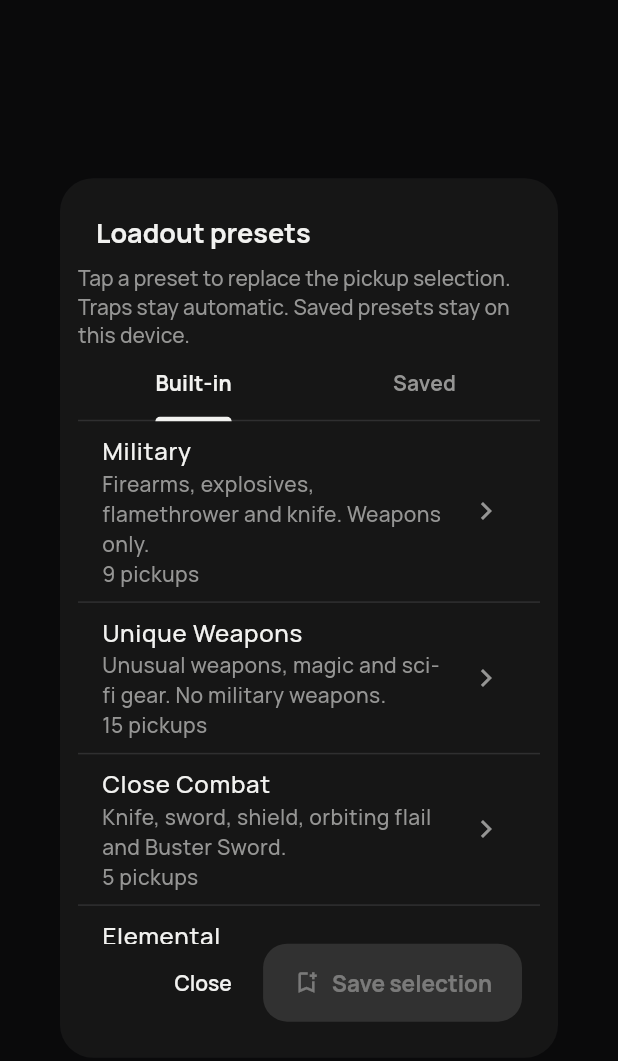
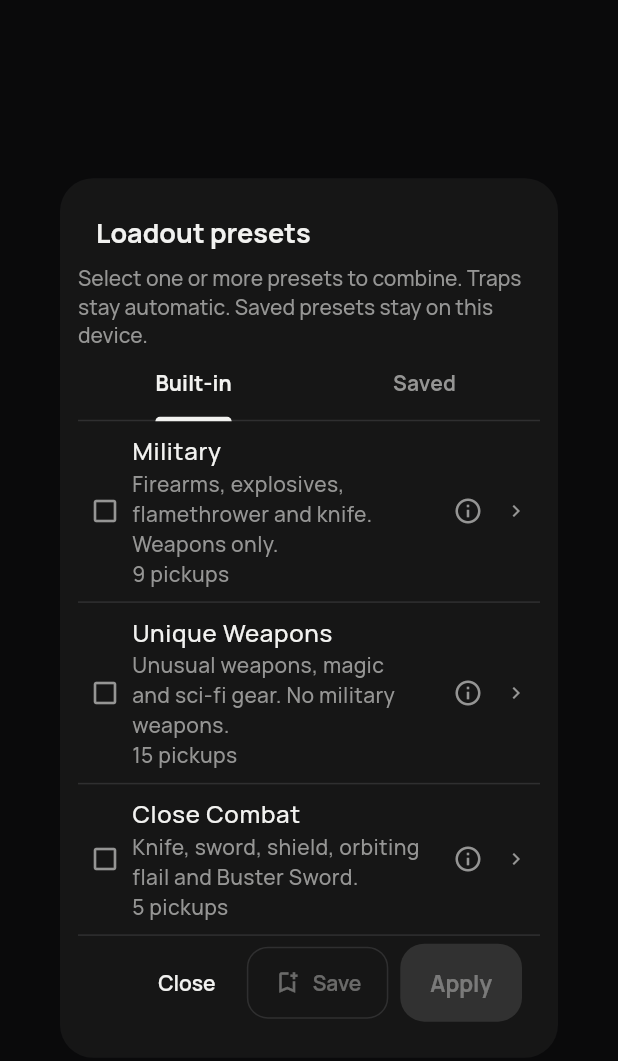
Before and after one commit to dbsuarez/ballwars, a Flutter app: the LoadoutPresetsDialog widget shown alone on an empty page, opened directly with empty values, on a phone screen of 412 x 824 dp. Shown: the top 1061 px of the screen. Run offline on Flutter 3.47's test engine with Material 3 defaults, Android fonts, the phone set to English and light mode, and no system bars; our stand-ins replace audioplayers, file_picker, flutter_svg, package_info_plus, supabase_flutter, wakelock_plus; missing offline and left inert: dart:js_interop; accounts and stored records are empty; network calls fail; statements that could not run were skipped.

Commit message:
Support mixed loadout presets and inline included-item previews

```diff
--- a/lib/features/match_setup/domain/loadout_preset.dart
+++ b/lib/features/match_setup/domain/loadout_preset.dart
@@ -16,6 +16,14 @@ class LoadoutPreset {
   final String description;
   final Set<PowerUpKind> kinds;
   final Set<String> customIds;
+
+  static LoadoutPreset combine(Iterable<LoadoutPreset> presets) =>
+      LoadoutPreset(
+        id: 'combined',
+        name: presets.map((preset) => preset.name).join(' + '),
+        kinds: presets.expand((preset) => preset.kinds),
+        customIds: presets.expand((preset) => preset.customIds),
+      );
 
   LoadoutPreset renamed(String name) =>
       LoadoutPreset(id: id, name: name, kinds: kinds, customIds: customIds);
--- a/lib/features/match_setup/presentation/loadout_presets_dialog.dart
+++ b/lib/features/match_setup/presentation/loadout_presets_dialog.dart
@@ -30,6 +30,12 @@ class _LoadoutPresetsDialogState extends State<LoadoutPresetsDialog>
   bool _busy = false;
   bool _readFailed = false;
   String? _error;
+  final Map<String, LoadoutPreset> _selected = {};
+
+  LoadoutPreset get _combined => LoadoutPreset.combine(_selected.values);
+  int get _combinedCount =>
+      _combined.kinds.length +
+      _combined.customIds.where(widget.availableCustomNames.containsKey).length;
 
   @override
   void initState() {
@@ -73,7 +79,22 @@ class _LoadoutPresetsDialogState extends State<LoadoutPresetsDialog>
     try {
       await _store.write(next);
       if (mounted) {
-        setState(() => _saved = next);
+        setState(() {
+          _saved = next;
+          for (final key
+              in _selected.keys
+                  .where((key) => key.startsWith('saved:'))
+                  .toList()) {
+            final updated = next
+                .where((p) => 'saved:${p.id}' == key)
+                .firstOrNull;
+            if (updated == null) {
+              _selected.remove(key);
+            } else {
+              _selected[key] = updated;
+            }
+          }
+        });
         _tabs.animateTo(1);
       }
     } catch (_) {
@@ -147,8 +168,12 @@ class _LoadoutPresetsDialogState extends State<LoadoutPresetsDialog>
         LoadoutPreset(
           id: 'saved-${DateTime.now().microsecondsSinceEpoch}',
           name: name,
-          kinds: widget.currentKinds,
-          customIds: widget.currentCustomIds,
+          kinds: _selected.isEmpty ? widget.currentKinds : _combined.kinds,
+          customIds: _selected.isEmpty
+              ? widget.currentCustomIds
+              : _combined.customIds.where(
+                  widget.availableCustomNames.containsKey,
+                ),
         );
     await _save(
       existing == null
@@ -185,6 +210,64 @@ class _LoadoutPresetsDialogState extends State<LoadoutPresetsDialog>
     }
   }
 
+  Future<void> _info(LoadoutPreset preset) => showDialog<void>(
+    context: context,
+    builder: (context) => AlertDialog(
+      title: Text(preset.name),
+      content: SizedBox(
+        width: 460,
+        child: SingleChildScrollView(
+          child: Column(
+            crossAxisAlignment: CrossAxisAlignment.start,
+            mainAxisSize: MainAxisSize.min,
+            children: [
+              if (preset.description.isNotEmpty) ...[
+                Text(preset.description),
+                const SizedBox(height: 12),
+              ],
+              for (final category in [
+                ('Weapons', preset.kinds.where((kind) => kind.isWeapon)),
+                ('Power-ups', preset.kinds.where((kind) => !kind.isWeapon)),
+              ])
+                if (category.$2.isNotEmpty) ...[
+                  Text(
+                    category.$1,
+                    style: Theme.of(context).textTheme.titleSmall,
+                  ),
+                  Text(
+                    (category.$2.map((kind) => kind.label).toList()..sort())
+                        .join(', '),
+                  ),
+                  const SizedBox(height: 12),
+                ],
+              if (preset.customIds.isNotEmpty) ...[
+                Text(
+                  'Custom skills',
+                  style: Theme.of(context).textTheme.titleSmall,
+                ),
+                for (final id in preset.customIds)
+                  Text(
+                    widget.availableCustomNames[id] ??
+                        '$id (unavailable; skipped)',
+                  ),
+                const SizedBox(height: 12),
+              ],
+              const Text(
+                'Traps stay automatic and are not part of this pickup pool.',
+              ),
+            ],
+          ),
+        ),
+      ),
+      actions: [
+        TextButton(
+          onPressed: () => Navigator.pop(context),
+          child: const Text('Close'),
+        ),
+      ],
+    ),
+  );
+
   Widget _list(List<LoadoutPreset> presets, {bool editable = false}) {
     if (presets.isEmpty) {
       return const Center(
@@ -204,19 +287,23 @@ class _LoadoutPresetsDialogState extends State<LoadoutPresetsDialog>
             .toSet();
         final missing = preset.customIds.length - available.length;
         final count = preset.kinds.length + available.length;
-        final labels = [
-          ...preset.kinds.map((k) => k.label),
-          ...available.map((id) => widget.availableCustomNames[id]!),
-        ]..sort();
+        final selectionKey = '${editable ? 'saved' : 'builtin'}:${preset.id}';
+        final selected = _selected.containsKey(selectionKey);
         return ListTile(
           key: ValueKey('loadout-preset-${preset.id}'),
+          contentPadding: const EdgeInsets.symmetric(horizontal: 8),
+          minLeadingWidth: 20,
+          horizontalTitleGap: 8,
+          leading: Icon(
+            selected ? Icons.check_box : Icons.check_box_outline_blank,
+            size: 20,
+          ),
+          selected: selected,
           title: Text(preset.name),
           subtitle: Text(
             [
               if (preset.description.isNotEmpty) preset.description,
-              editable
-                  ? '$count pickups: ${labels.join(', ')}'
-                  : '$count pickups',
+              '$count pickups',
               if (missing > 0)
                 '$missing custom skills unavailable; these will be skipped.',
             ].join('\n'),
@@ -224,10 +311,24 @@ class _LoadoutPresetsDialogState extends State<LoadoutPresetsDialog>
           isThreeLine: false,
           onTap: _busy || count == 0
               ? null
-              : () => Navigator.pop(context, preset),
-          trailing: editable
-              ? PopupMenuButton<String>(
+              : () => setState(() {
+                  if (selected) {
+                    _selected.remove(selectionKey);
+                  } else {
+                    _selected[selectionKey] = preset;
+                  }
+                }),
+          trailing: Row(
+            mainAxisSize: MainAxisSize.min,
+            children: [
+              if (editable)
+                PopupMenuButton<String>(
                   enabled: !_busy && !_readFailed,
+                  padding: EdgeInsets.zero,
+                  constraints: const BoxConstraints(
+                    minWidth: 40,
+                    minHeight: 40,
+                  ),
                   tooltip: '${preset.name} options',
                   onSelected: (action) => action == 'rename'
                       ? _name(existing: preset)
@@ -236,8 +337,20 @@ class _LoadoutPresetsDialogState extends State<LoadoutPresetsDialog>
                     PopupMenuItem(value: 'rename', child: Text('Rename')),
                     PopupMenuItem(value: 'delete', child: Text('Delete')),
                   ],
-                )
-              : const Icon(Icons.chevron_right),
+                ),
+              IconButton(
+                tooltip: 'About ${preset.name}',
+                constraints: const BoxConstraints.tightFor(
+                  width: 40,
+                  height: 40,
+                ),
+                padding: EdgeInsets.zero,
+                onPressed: () => _info(preset),
+                icon: const Icon(Icons.info_outline, size: 20),
+              ),
+              const Icon(Icons.chevron_right, size: 16),
+            ],
+          ),
         );
       },
     );
@@ -256,7 +369,7 @@ class _LoadoutPresetsDialogState extends State<LoadoutPresetsDialog>
           crossAxisAlignment: CrossAxisAlignment.stretch,
           children: [
             const Text(
-              'Tap a preset to replace the pickup selection. Traps stay automatic. Saved presets stay on this device.',
+              'Select one or more presets to combine. Traps stay automatic. Saved presets stay on this device.',
             ),
             if (_error != null)
               Padding(
@@ -273,6 +386,13 @@ class _LoadoutPresetsDialogState extends State<LoadoutPresetsDialog>
                 Tab(text: 'Saved'),
               ],
             ),
+            if (_selected.isNotEmpty)
+              Padding(
+                padding: const EdgeInsets.symmetric(vertical: 6),
+                child: Text(
+                  '${_selected.length} presets / $_combinedCount unique pickups',
+                ),
+              ),
             Expanded(
               child: _loading
                   ? const Center(child: CircularProgressIndicator())
@@ -292,18 +412,27 @@ class _LoadoutPresetsDialogState extends State<LoadoutPresetsDialog>
           onPressed: _busy ? null : () => Navigator.pop(context),
           child: const Text('Close'),
         ),
-        FilledButton.icon(
+        OutlinedButton.icon(
           key: const ValueKey('save-loadout-preset'),
           onPressed:
               _busy ||
                   _loading ||
                   _readFailed ||
-                  (!widget.currentKinds.any((k) => !k.isTrap) &&
-                      widget.currentCustomIds.isEmpty)
+                  (_selected.isNotEmpty
+                      ? _combinedCount == 0
+                      : (!widget.currentKinds.any((k) => !k.isTrap) &&
+                            widget.currentCustomIds.isEmpty))
               ? null
               : () => _name(),
           icon: const Icon(Icons.bookmark_add_outlined),
-          label: const Text('Save selection'),
+          label: const Text('Save'),
+        ),
+        FilledButton(
+          key: const ValueKey('apply-loadout-presets'),
+          onPressed: _busy || _combinedCount == 0
+              ? null
+              : () => Navigator.pop(context, _combined),
+          child: const Text('Apply'),
         ),
       ],
     ),
```
Also changed, not shown: 5 other files.
